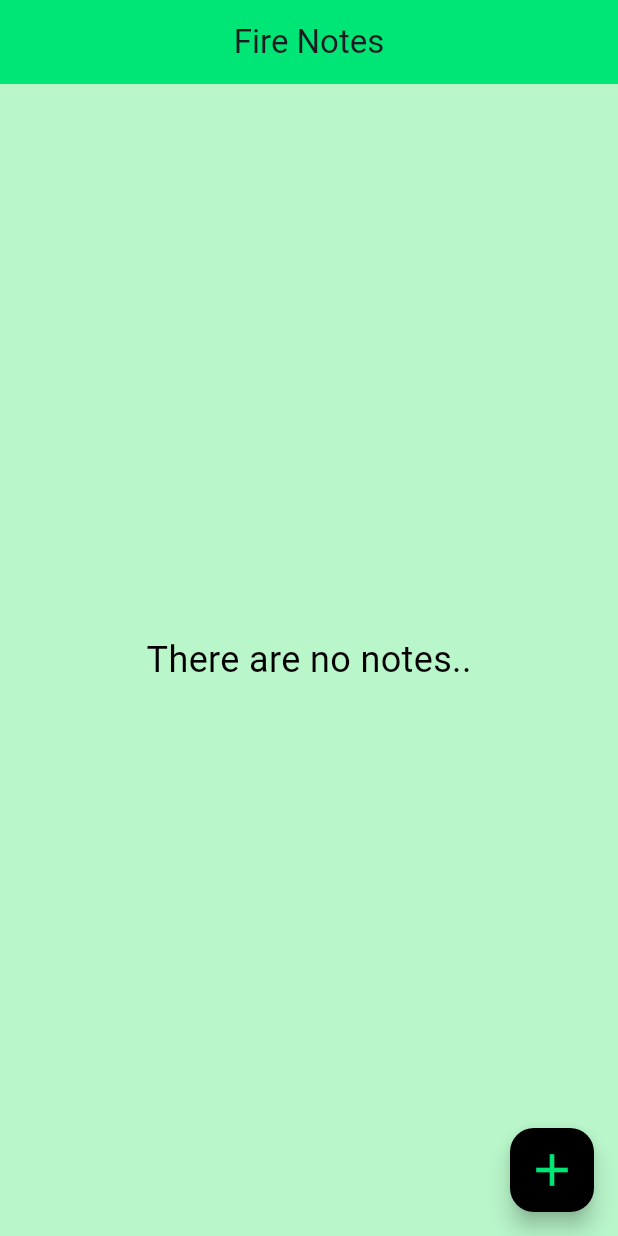
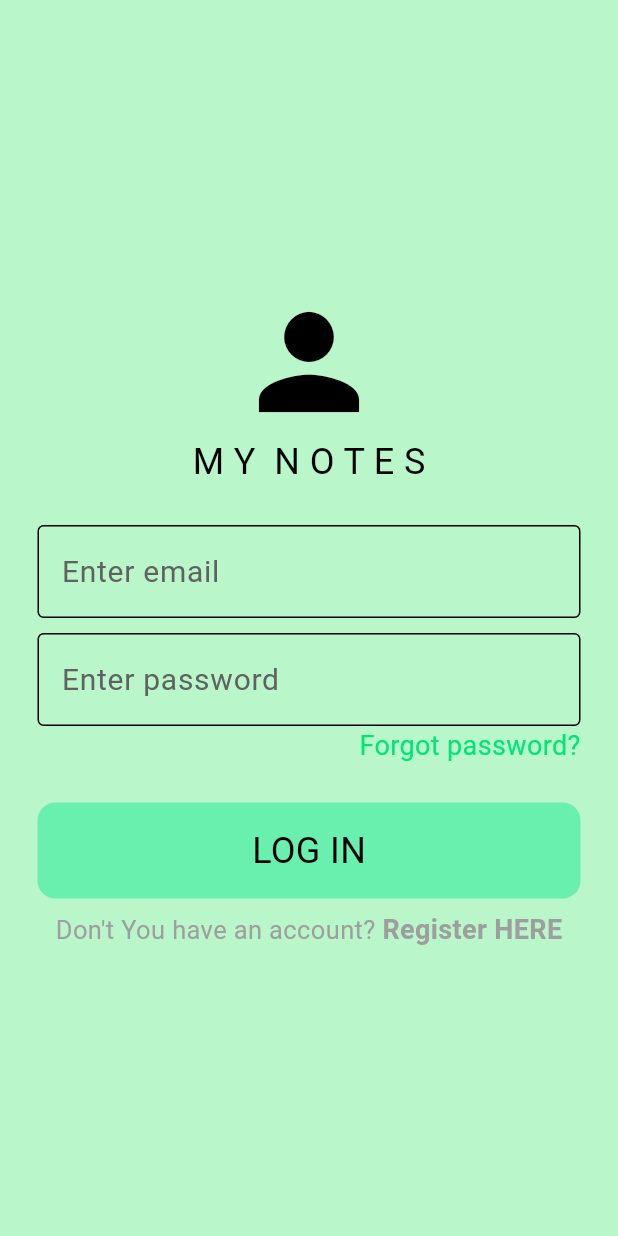
Before and after one commit to GrigoriSaki/fire_Exercise, a Flutter app: the screen it shows after launch, on a phone screen of 412 x 824 dp. Run offline on Flutter 3.47's test engine with Material 3 defaults, Android fonts, the light colour scheme and no system bars; our stand-ins replace cloud_firestore, firebase_core; accounts and stored records are empty.

Commit message:
dodano UI logowania i rejestracji

```diff
--- /dev/null
+++ b/lib/components/myButton.dart
@@ -0,0 +1,29 @@
+import 'package:flutter/material.dart';
+
+class MyButton extends StatelessWidget {
+  final String text;
+  void Function()? onTap;
+  MyButton({super.key, required this.onTap, required this.text});
+
+  @override
+  Widget build(BuildContext context) {
+    return GestureDetector(
+      onTap: onTap,
+      child: Container(
+        width: double.infinity,
+        decoration: BoxDecoration(
+            borderRadius: BorderRadius.circular(12),
+            color: Theme.of(context).colorScheme.primary),
+        child: Padding(
+          padding: const EdgeInsets.all(15.0),
+          child: Center(
+            child: Text(
+              text,
+              style: TextStyle(fontSize: 24),
+            ),
+          ),
+        ),
+      ),
+    );
+  }
+}
--- /dev/null
+++ b/lib/components/textField.dart
@@ -0,0 +1,25 @@
+import 'package:flutter/material.dart';
+
+class MyTextField extends StatelessWidget {
+  String hintText;
+  bool obscureText;
+  TextEditingController controller;
+  MyTextField(
+      {super.key,
+      required this.hintText,
+      required this.obscureText,
+      required this.controller});
+
+  @override
+  Widget build(BuildContext context) {
+    return TextField(
+      controller: controller,
+      style: TextStyle(fontSize: 20),
+      decoration: InputDecoration(
+          border: OutlineInputBorder(),
+          hintText: hintText,
+          hintStyle: TextStyle(color: Colors.grey.shade700, fontSize: 20)),
+      obscureText: obscureText,
+    );
+  }
+}
--- a/lib/firestoreService.dart
+++ b/lib/firestoreService.dart
@@ -27,4 +27,8 @@ class Firestoreservice {
   }
 
   //DELETE
+
+  Future<void> deleteData(String docID) {
+    return notes.doc(docID).delete();
+  }
 }
--- /dev/null
+++ b/lib/loginPage.dart
@@ -0,0 +1,112 @@
+import 'package:fire_exercises/components/myButton.dart';
+import 'package:fire_exercises/components/textField.dart';
+import 'package:fire_exercises/registerPage.dart';
+import 'package:flutter/material.dart';
+
+class LoginPage extends StatefulWidget {
+  const LoginPage({super.key});
+
+  @override
+  State<LoginPage> createState() => _LoginPageState();
+}
+
+class _LoginPageState extends State<LoginPage> {
+  TextEditingController emailController = TextEditingController();
+  TextEditingController passwordController = TextEditingController();
+  void logIn() {}
+  @override
+  Widget build(BuildContext context) {
+    return Scaffold(
+      backgroundColor: Theme.of(context).colorScheme.surface,
+      body: Center(
+          child: Padding(
+        padding: const EdgeInsets.all(25.0),
+        child: Column(
+          mainAxisAlignment: MainAxisAlignment.center,
+          children: [
+            //Logo
+            Icon(
+              Icons.person,
+              size: 100,
+              color: Theme.of(context).colorScheme.inversePrimary,
+            ),
+
+            //Title
+            Text(
+              'M Y  N O T E S',
+              style: TextStyle(fontSize: 24),
+            ),
+            SizedBox(
+              height: 25,
+            ),
+
+            //TextFields
+            MyTextField(
+                hintText: 'Enter email',
+                obscureText: false,
+                controller: emailController),
+            SizedBox(
+              height: 10,
+            ),
+            MyTextField(
+                hintText: 'Enter password',
+                obscureText: true,
+                controller: passwordController),
+
+            //Forgot Password?
+            Row(
+              mainAxisAlignment: MainAxisAlignment.end,
+              children: [
+                Text(
+                  "Forgot password?",
+                  style: TextStyle(
+                      color: Theme.of(context).colorScheme.secondary,
+                      fontSize: 18),
+                )
+              ],
+            ),
+            SizedBox(
+              height: 25,
+            ),
+
+            //Login Button
+            MyButton(
+                onTap: () {
+                  logIn();
+                },
+                text: 'LOG IN'),
+            SizedBox(
+              height: 8,
+            ),
+
+            //Dont have account, Register Here
+            Row(
+              mainAxisAlignment: MainAxisAlignment.center,
+              children: [
+                Text(
+                  "Don't You have an account? ",
+                  style: TextStyle(fontSize: 17, color: Colors.grey.shade500),
+                ),
+                GestureDetector(
+                  onTap: () {
+                    Navigator.push(
+                        context,
+                        MaterialPageRoute(
+                            builder: (context) => RegisterPage()));
+                  },
+                  child: Text(
+                    "Register HERE",
+                    style: TextStyle(
+                        fontWeight: FontWeight.bold,
+                        fontSize: 18,
+                        color: Colors.grey.shade500),
+                  ),
+                )
+              ],
+            )
+          ],
+        ),
+      )),
+    );
+  }
+}
--- a/lib/main.dart
+++ b/lib/main.dart
@@ -1,4 +1,7 @@
 import 'package:fire_exercises/homePage.dart';
+import 'package:fire_exercises/loginPage.dart';
+import 'package:fire_exercises/theme/dark_mode.dart';
+import 'package:fire_exercises/theme/light_mode.dart';
 import 'package:firebase_core/firebase_core.dart';
 import 'package:flutter/material.dart';
 import 'firebase_options.dart';
@@ -16,9 +19,10 @@ class MyApp extends StatelessWidget {
   @override
   Widget build(BuildContext context) {
     return MaterialApp(
-      title: 'Flutter Demo',
       debugShowCheckedModeBanner: false,
-      home: HomePage(),
+      home: LoginPage(),
+      theme: lightMode,
+      darkTheme: darkMode,
     );
   }
 }
--- /dev/null
+++ b/lib/theme/dark_mode.dart
@@ -0,0 +1,11 @@
+import 'package:flutter/material.dart';
+
+ThemeData darkMode = ThemeData(
+    brightness: Brightness.dark,
+    colorScheme: ColorScheme.dark(
+        surface: Colors.grey.shade900,
+        primary: Colors.grey.shade800,
+        secondary: Colors.grey.shade700,
+        inversePrimary: Colors.greenAccent.shade200),
+    textTheme: ThemeData.dark().textTheme.apply(
+        bodyColor: Colors.greenAccent.shade200, displayColor: Colors.white));
--- /dev/null
+++ b/lib/theme/light_mode.dart
@@ -0,0 +1,11 @@
+import 'package:flutter/material.dart';
+
+ThemeData lightMode = ThemeData(
+    brightness: Brightness.light,
+    colorScheme: ColorScheme.light(
+        surface: Colors.greenAccent.shade100,
+        primary: Colors.greenAccent.shade200,
+        secondary: Colors.greenAccent.shade400,
+        inversePrimary: Colors.black),
+    textTheme: ThemeData.light().textTheme.apply(
+        bodyColor: Colors.black, displayColor: Colors.greenAccent.shade700));
```
Also changed, not shown: lib/homePage.dart (+21 -5 lines), lib/registerPage.dart (added, +104 -0 lines).
